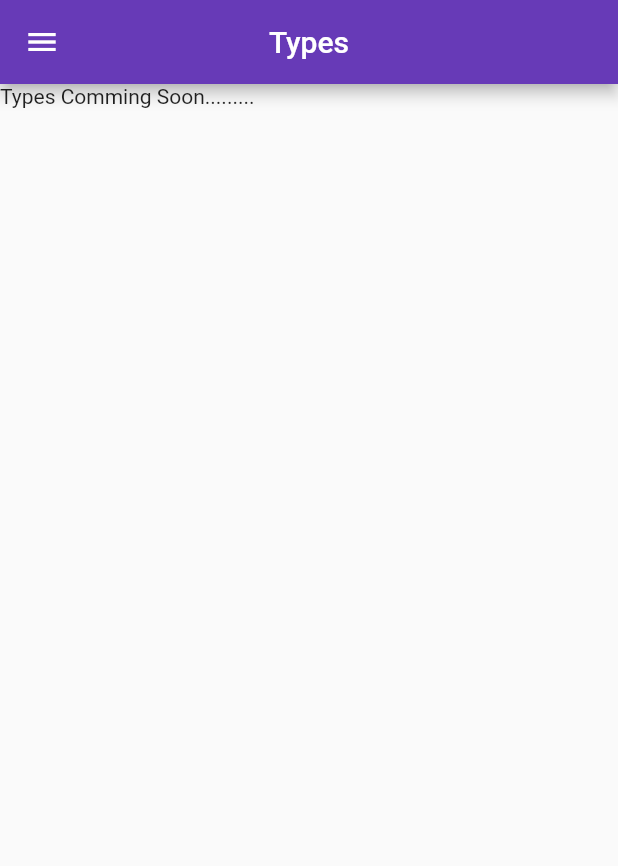
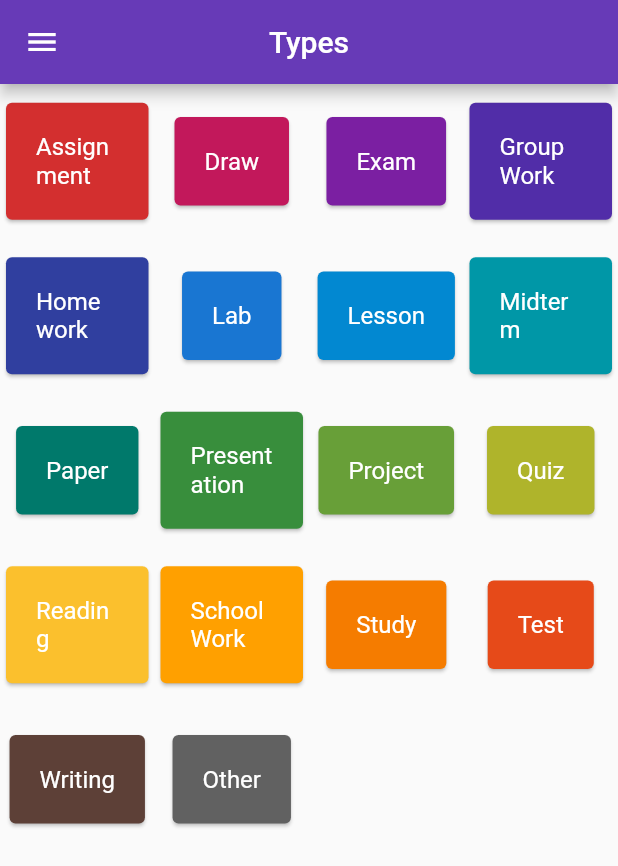
Before and after one commit to owais635/Planner_Flutter_Web, a Flutter app: the screen it shows after launch, in the side drawer, after a tap on "Types", on a phone screen of 412 x 824 dp. Shown: the top 866 px of the screen. Run offline on Flutter 3.47's test engine with Material 2 defaults, Android fonts, the phone set to English and light mode, and no system bars; missing offline and left inert: flutter_web.

Commit message:
can now show types

```diff
--- a/lib/screens/type_screen.dart
+++ b/lib/screens/type_screen.dart
@@ -1,16 +1,66 @@
 import 'package:flutter_web/material.dart';
 
 import '../widgets/app_drawer.dart';
+import '../widgets/type_item.dart';
+import '../utils.dart';
+
+const types = [
+  "Assignment",
+  "Draw",
+  "Exam",
+  "Group Work",
+  "Homework",
+  "Lab",
+  "Lesson",
+  "Midterm",
+  "Paper",
+  "Presentation",
+  "Project",
+  "Quiz",
+  "Reading",
+  "School Work",
+  "Study",
+  "Test",
+  "Writing",
+  "Other"
+];
+
+const typeColourHex = [
+  "#D32F2F",
+  "#C2185B",
+  "#7B1FA2",
+  "#512DA8",
+  "#303F9F",
+  "#1976D2",
+  "#0288D1",
+  "#0097A7",
+  "#00796B",
+  "#388E3C",
+  "#689F38",
+  "#AFB42B",
+  "#FBC02D",
+  "#FFA000",
+  "#F57C00",
+  "#E64A19",
+  "#5D4037",
+  "#616161",
+  "#455A64",
+  "#000a12"
+];
 
 class TypesScreen extends StatelessWidget {
   @override
   Widget build(BuildContext context) {
     return Scaffold(
-        appBar: AppBar(
-          title: Text('Types'),
-          centerTitle: true,
-        ),
+        appBar: AppBar(title: Text('Types'), centerTitle: true),
         drawer: AppDrawer(),
-        body: Text("Types Comming Soon........."));
+        body: GridView.count(
+            crossAxisCount: 4,
+            children: List.generate(types.length, (index) {
+              return Center(
+                  child: TypeItem(
+                      type: types[index],
+                      colour: convertHexColour(typeColourHex[index])));
+            })));
   }
 }
--- /dev/null
+++ b/lib/widgets/type_item.dart
@@ -0,0 +1,21 @@
+import 'package:flutter_web/material.dart';
+
+class TypeItem extends StatelessWidget {
+  final String type;
+  final Color colour;
+
+  TypeItem({this.type, this.colour});
+
+  @override
+  Widget build(BuildContext context) {
+    return Card(
+        color: colour,
+        child: Padding(
+            padding: const EdgeInsets.all(20),
+            child: Text(type,
+                style: TextStyle(
+                  color: Colors.white,
+                  fontSize: 16,
+                ))));
+  }
+}
```
